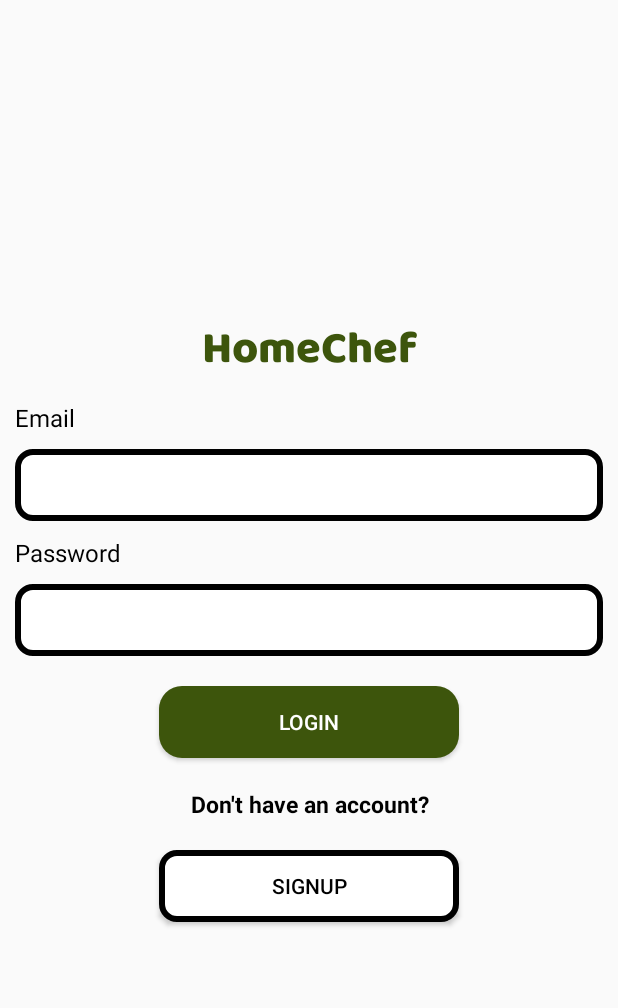
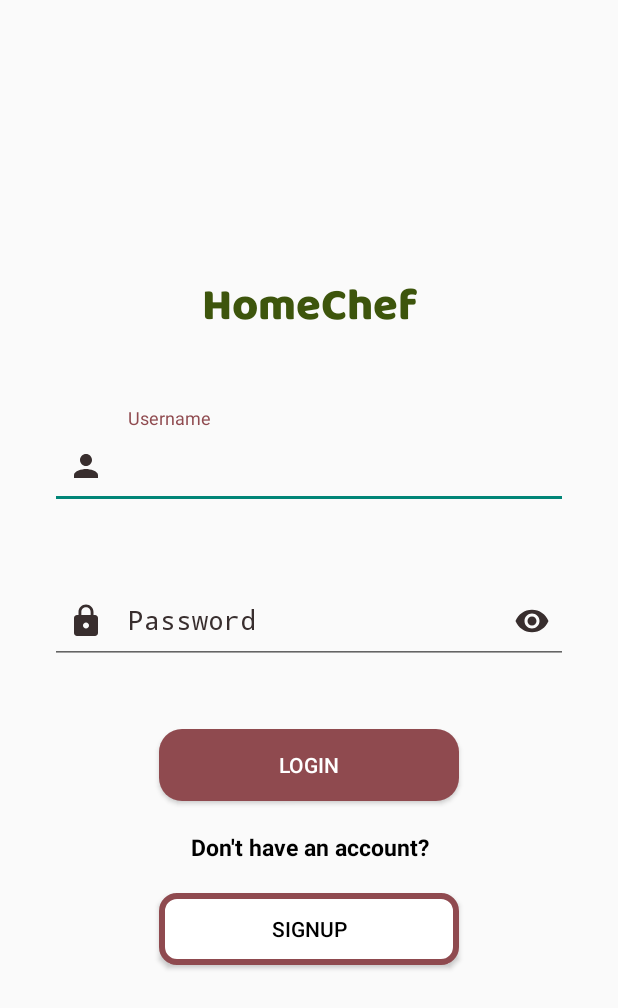
Before and after one commit to udaniwickey/homechef, an Android app: the CustomerLogin screen opened directly, with no data from a screen before it, on a phone screen of 412 x 824 dp. Shown: the top 1008 px of the screen. Run offline under Robolectric (Android 15) with nearby library versions, the light colour scheme and no system bars; our stand-ins replace Firebase (no records; nobody signed in at launch, a user with empty details on screens opened directly); Roboto replaces fonts that are not available here.

Commit message:
changes-two

```diff
--- a/app/src/main/res/drawable/buttonintro.xml
+++ b/app/src/main/res/drawable/buttonintro.xml
@@ -1,8 +1,8 @@
 <?xml version="1.0" encoding="utf-8"?>
 <shape xmlns:android="http://schemas.android.com/apk/res/android"
     android:shape="rectangle">
-    <gradient android:startColor="@color/green"
-        android:endColor="@color/green"
+    <gradient android:startColor="@color/strawberry_600"
+        android:endColor="@color/strawberry_600"
         android:angle="270" />
     <corners android:radius="15dp" />
 </shape>
--- a/app/src/main/res/drawable/startbutton.xml
+++ b/app/src/main/res/drawable/startbutton.xml
@@ -6,6 +6,6 @@
         android:endColor="#FFFFFF"
         android:angle="270" />
     <corners android:radius="10dp" />
-    <stroke android:width="6px" android:color="@color/black" />
+    <stroke android:width="6px" android:color="@color/strawberry_600" />
 
 </shape>
--- a/app/src/main/res/layout/activity_customer_login.xml
+++ b/app/src/main/res/layout/activity_customer_login.xml
@@ -31,51 +31,81 @@
                 android:fontFamily="@font/baloo"
                 android:textSize="30sp" />
 
-
-            <TextView
-                android:id="@+id/texView"
+            <LinearLayout
                 android:layout_width="match_parent"
                 android:layout_height="wrap_content"
-                android:layout_marginLeft="10dp"
-                android:gravity="left"
-                android:text="Email"
-                android:textSize="16sp"
-                android:textColor="#000000" />
+                android:padding="15dp"
+                android:orientation="vertical">
 
-            <EditText
-                android:id="@+id/Lemail"
-                android:layout_width="match_parent"
-                android:layout_height="48dp"
-                android:layout_margin="10dp"
-                android:background="@drawable/startbutton"
-                android:drawablePadding="10dp"
-                android:paddingLeft="10dp"
-                android:textColor="#000000"
-                android:inputType="textEmailAddress"
-                android:textSize="14sp" />
+                <com.google.android.material.textfield.TextInputLayout
+                    android:id="@+id/outlinedTextField_username"
+                    android:layout_width="match_parent"
+                    android:layout_height="match_parent"
+                    android:layout_gravity="center_horizontal"
+                    android:padding="18dp"
+                    android:orientation="vertical"
+                    app:startIconDrawable="@drawable/baseline_person_24"
+                    app:startIconTint="@color/grey_700"
+                    android:enabled="true"
+                    app:endIconMode="clear_text"
+                    app:endIconTint="@color/grey_700"
+                    android:textColorHint="@color/grey_700"
+                    app:boxStrokeColor="@color/strawberry_600"
+                    app:boxStrokeWidth="1dp"
+                    app:boxStrokeWidthFocused="2dp"
+                    android:hint="Username"
+                    android:textColorHighlight="@color/grey_700"
+                    app:cursorColor="@color/strawberry_600"
+                    app:hintTextColor="@color/strawberry_600"
+                    >
 
-            <TextView
-                android:id="@+id/tw"
-                android:layout_width="match_parent"
-                android:layout_height="wrap_content"
-                android:layout_marginLeft="10dp"
-                android:gravity="left"
-                android:text="Password"
-                android:textSize="16sp"
-                android:textColor="#000000" />
+                    <com.google.android.material.textfield.TextInputEditText
+                        android:layout_width="match_parent"
+                        android:layout_height="match_parent"
+                        android:id="@+id/username"
+                        android:enabled="true"
+                        android:padding="16dp"
+                        android:ellipsize="end"
+                        android:maxLines="1"
+                        android:textAppearance="?attr/textAppearanceTitleMedium"
+                        android:textColorHighlight="@color/grey_700"
+                        android:textColor="@color/grey_700"
+                        android:textSize="18dp"
+                        />
+                </com.google.android.material.textfield.TextInputLayout>
 
-            <EditText
-                android:id="@+id/Lpass"
-                android:layout_width="match_parent"
-                android:layout_height="48dp"
-                android:layout_margin="10dp"
-                android:background="@drawable/startbutton"
-                android:drawablePadding="10dp"
-                android:inputType="textPersonName"
-                android:paddingLeft="10dp"
-                android:textColor="#000000"
-                android:textSize="14sp" />
+                <com.google.android.material.textfield.TextInputLayout
+                    android:id="@+id/outlinedTextField_password"
+                    android:layout_width="match_parent"
+                    android:layout_height="match_parent"
+                    android:layout_gravity="center_horizontal"
+                    android:padding="18dp"
+                    android:orientation="vertical"
+                    android:textColorHint="@color/grey_700"
+                    app:startIconDrawable="@drawable/baseline_lock_24"
+                    app:startIconTint="@color/grey_700"
+                    app:endIconMode="password_toggle"
+                    app:endIconTint="@color/grey_700"
+                    android:hint="Password"
+                    app:hintTextColor="@color/strawberry_600">
 
+                    <com.google.android.material.textfield.TextInputEditText
+                        android:layout_width="match_parent"
+                        android:layout_height="match_parent"
+                        android:id="@+id/password"
+                        android:enabled="true"
+                        android:padding="16dp"
+                        android:ellipsize="end"
+                        android:maxLines="1"
+                        android:textAppearance="?attr/textAppearanceTitleMedium"
+                        android:textColorHighlight="@color/grey_700"
+                        android:textColor="@color/grey_700"
+                        android:inputType="textPassword"
+                        android:textSize="18dp"
+                        />
+                </com.google.android.material.textfield.TextInputLayout>
+
+            </LinearLayout>
 
             <Button
                 android:id="@+id/login"
--- a/app/src/main/res/layout/activity_login_screen.xml
+++ b/app/src/main/res/layout/activity_login_screen.xml
@@ -109,10 +109,10 @@
 
         <Button
             android:id="@+id/loginButton"
-            android:layout_width="350dp"
-            android:layout_height="60dp"
+            android:layout_width="300dp"
+            android:layout_height="50dp"
             android:layout_gravity="center_horizontal"
-            android:backgroundTint="@color/strawberry_600"
+            android:background="@drawable/buttonintro"
             android:text="LOGIN"
             android:textSize="18sp"
             android:textColor="@color/white"
@@ -131,15 +131,16 @@
             android:textColor="@color/strawberry_600"
             android:layout_marginBottom="20dp"/>
 
-        <TextView
-            android:layout_width="wrap_content"
-            android:layout_height="wrap_content"
+        <Button
+            android:id="@+id/signupButton"
+            android:layout_width="300dp"
+            android:layout_height="50dp"
             android:layout_gravity="center_horizontal"
-            android:text="Contact sales"
-            android:padding="8dp"
-            android:textAlignment="center"
-            android:id="@+id/salesText"
+            android:background="@drawable/startbutton"
+            android:text="SIGN UP"
+            android:textSize="18sp"
             android:textColor="@color/strawberry_600"
+            app:cornerRadius="30dp"
             android:layout_marginBottom="20dp"/>
 
     </LinearLayout>
```
